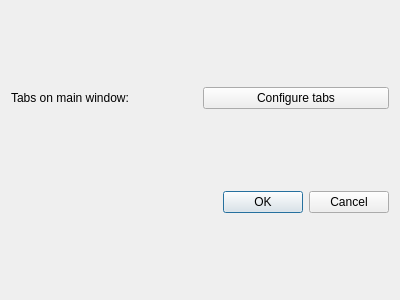
Before: the Qt Designer form preferences.ui in kr0st/fpgui, drawn with Qt 5.
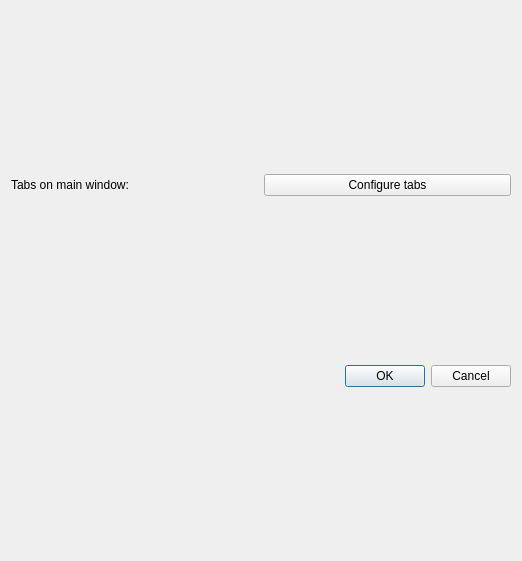
After: the same form once the commit is applied.

Commit message: Some improvements in preferences and translatable strings.

```diff
--- a/preferences.ui
+++ b/preferences.ui
@@ -6,8 +6,8 @@
    <rect>
     <x>0</x>
     <y>0</y>
-    <width>400</width>
-    <height>300</height>
+    <width>522</width>
+    <height>561</height>
    </rect>
   </property>
   <property name="windowTitle">
@@ -15,15 +15,15 @@
   </property>
   <layout class="QVBoxLayout" name="verticalLayout_2">
    <item>
-    <layout class="QHBoxLayout" name="horizontalLayout">
-     <item>
+    <layout class="QGridLayout" name="gridLayout">
+     <item row="0" column="0">
       <widget class="QLabel" name="label_config_tabs">
        <property name="text">
         <string>Tabs on main window:</string>
        </property>
       </widget>
      </item>
-     <item>
+     <item row="0" column="1">
       <widget class="QPushButton" name="button_config_tabs">
        <property name="text">
         <string>Configure tabs</string>
```
The commit also changes 8 other files.
